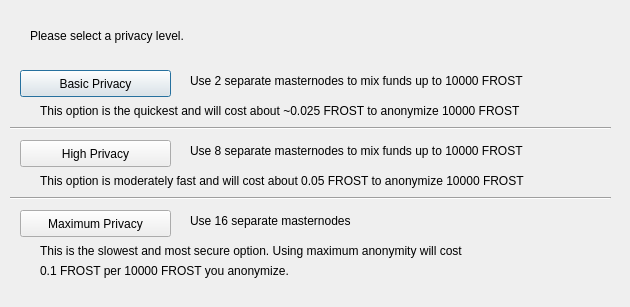
Old version of the form src/qt/forms/obfuscationconfig.ui in the repository EvilCrypto/MasterBitPOS.
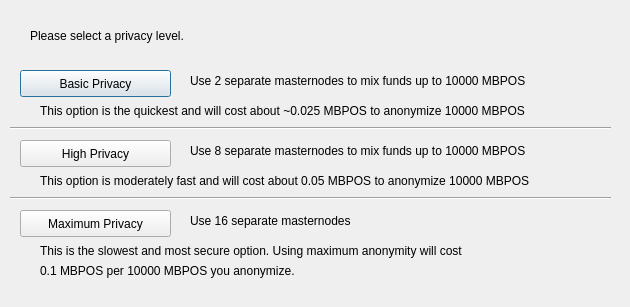
New version of the form.

What changed in the file:
```diff
--- a/src/qt/forms/obfuscationconfig.ui
+++ b/src/qt/forms/obfuscationconfig.ui
@@ -75,7 +75,7 @@
     </rect>
    </property>
    <property name="text">
-    <string>Use 2 separate masternodes to mix funds up to 10000 FROST</string>
+    <string>Use 2 separate masternodes to mix funds up to 10000 MBPOS</string>
    </property>
   </widget>
   <widget class="QLabel" name="label_3">
@@ -88,7 +88,7 @@
     </rect>
    </property>
    <property name="text">
-    <string>Use 8 separate masternodes to mix funds up to 10000 FROST</string>
+    <string>Use 8 separate masternodes to mix funds up to 10000 MBPOS</string>
    </property>
   </widget>
   <widget class="QLabel" name="label_4">
@@ -114,7 +114,7 @@
     </rect>
    </property>
    <property name="text">
-    <string>This option is the quickest and will cost about ~0.025 FROST to anonymize 10000 FROST</string>
+    <string>This option is the quickest and will cost about ~0.025 MBPOS to anonymize 10000 MBPOS</string>
    </property>
   </widget>
   <widget class="QLabel" name="label_7">
@@ -127,7 +127,7 @@
     </rect>
    </property>
    <property name="text">
-    <string>This option is moderately fast and will cost about 0.05 FROST to anonymize 10000 FROST</string>
+    <string>This option is moderately fast and will cost about 0.05 MBPOS to anonymize 10000 MBPOS</string>
    </property>
   </widget>
   <widget class="QLabel" name="label_8">
@@ -153,7 +153,7 @@
     </rect>
    </property>
    <property name="text">
-    <string>0.1 FROST per 10000 FROST you anonymize.</string>
+    <string>0.1 MBPOS per 10000 MBPOS you anonymize.</string>
    </property>
   </widget>
   <widget class="Line" name="line">
```
